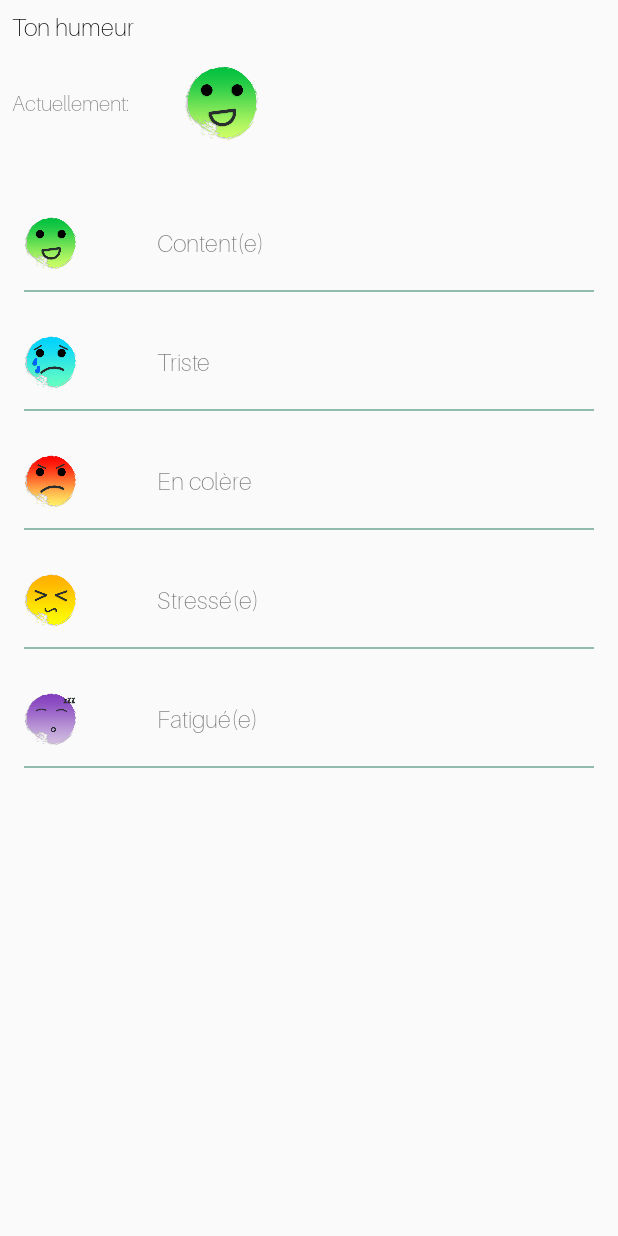
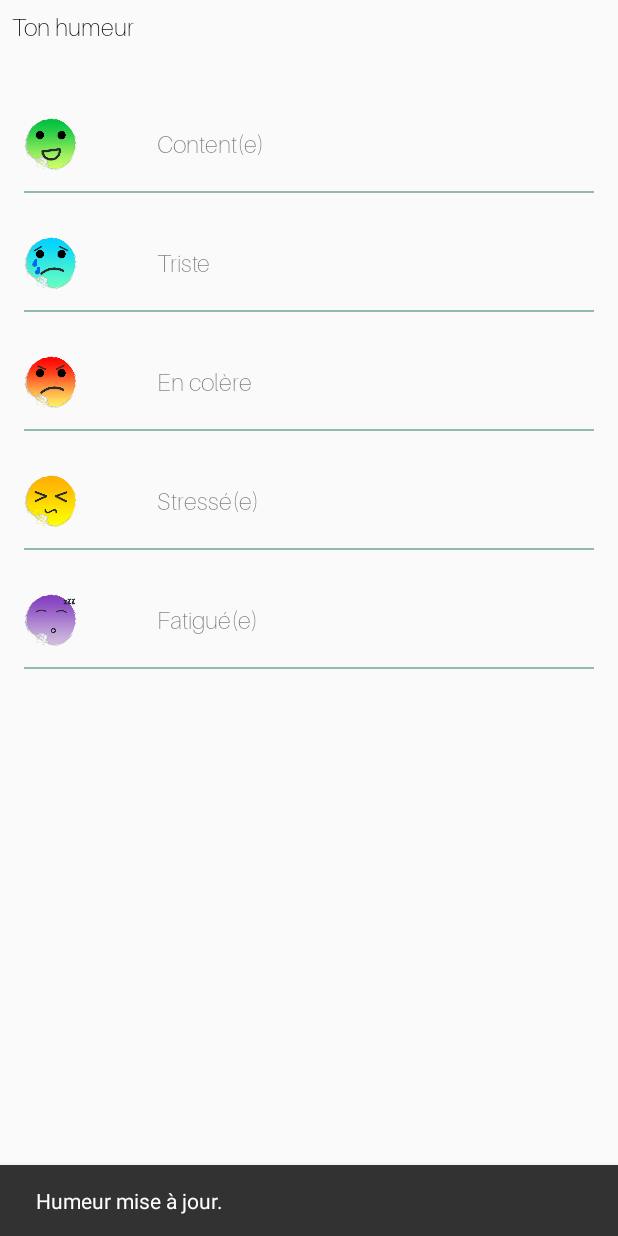
Before and after one commit to Silicca/huru_platine, an Android app: the fragment MoodFragment shown on its own in the app's theme, after a tap on "Triste", on a phone screen of 412 x 824 dp. Run offline under Robolectric (Android 15) with nearby library versions, the phone set to English and light mode, and no system bars; libraries missing offline, so code that uses them is left out: com.applandeo.materialcalendarview; 1 other tap on this screen came first.

Commit message:
[FEAT] Mise en place des statistiques

```diff
--- a/app/src/main/java/com/app/huru/activity/NoteDetailsActivity.java
+++ b/app/src/main/java/com/app/huru/activity/NoteDetailsActivity.java
@@ -12,6 +12,7 @@ import androidx.appcompat.app.AppCompatActivity;
 import com.app.huru.R;
 import com.app.huru.model.Note;
 import com.app.huru.service.NoteService;
+import com.google.android.material.snackbar.Snackbar;
 
 public class NoteDetailsActivity extends AppCompatActivity implements ActivityGUI {
 
--- a/app/src/main/java/com/app/huru/activity/fragment/MoodFragment.java
+++ b/app/src/main/java/com/app/huru/activity/fragment/MoodFragment.java
@@ -2,6 +2,7 @@ package com.app.huru.activity.fragment;
 
 import android.content.Context;
 import android.os.Bundle;
+import android.util.Log;
 import android.view.LayoutInflater;
 import android.view.View;
 import android.view.ViewGroup;
@@ -96,8 +97,4 @@ public class MoodFragment extends Fragment implements ActivityGUI {
         this.moods = this.moodService.getAllMoods();
         this.moodViewAdapter.updateDataSet(this.moods);
     }
-
-    private void updateMoodImage(){
-
-    }
 }
--- a/app/src/main/java/com/app/huru/activity/recyclerview/MoodViewHolder.java
+++ b/app/src/main/java/com/app/huru/activity/recyclerview/MoodViewHolder.java
@@ -13,6 +13,7 @@ import com.app.huru.model.Stats;
 import com.app.huru.service.StatsService;
 import com.app.huru.tools.DateFormatter;
 import com.app.huru.tools.DrawableMoodLoader;
+import com.google.android.material.snackbar.Snackbar;
 
 import java.util.Date;
 
@@ -47,6 +48,8 @@ public class MoodViewHolder extends RecyclerView.ViewHolder {
                 stats.setDate(DateFormatter.dateToString(new Date()));
 
                 statsService.saveStats(stats);
+
+                Snackbar.make(v, "Humeur mise à jour.", 1000).show();
             }
         });
     }
--- a/app/src/main/java/com/app/huru/dao/impl/StatsDaoImpl.java
+++ b/app/src/main/java/com/app/huru/dao/impl/StatsDaoImpl.java
@@ -53,7 +53,7 @@ public class StatsDaoImpl implements StatsDao {
     @Override
     public List<Stats> getByDate(String date) {
 
-        String sql = "SELECT  * FROM " + Database.TABLE_NAME_STATS+" WHERE date='"+date+"'";
+        String sql = "SELECT  * FROM " + Database.TABLE_NAME_STATS+" WHERE date LIKE '%"+date+"'";
 
         SQLiteDatabase db = this.db.getReadableDatabase();
         Cursor cursor = db.rawQuery(sql, null);
--- a/app/src/main/java/com/app/huru/tools/DateFormatter.java
+++ b/app/src/main/java/com/app/huru/tools/DateFormatter.java
@@ -3,6 +3,8 @@ package com.app.huru.tools;
 import com.applandeo.materialcalendarview.EventDay;
 
 import java.text.SimpleDateFormat;
+import java.time.LocalDateTime;
+import java.time.ZoneOffset;
 import java.util.Calendar;
 import java.util.Date;
 
--- a/app/src/main/res/layout/mood_fragment.xml
+++ b/app/src/main/res/layout/mood_fragment.xml
@@ -24,30 +24,6 @@
 
     </LinearLayout>
 
-    <LinearLayout
-        android:layout_width="match_parent"
-        android:layout_height="wrap_content"
-        android:orientation="horizontal"
-
-        android:padding="8dp">
-
-        <TextView
-            android:id="@+id/textView16"
-            android:layout_width="wrap_content"
-            android:layout_height="wrap_content"
-            android:text="Actuellement: "
-            android:fontFamily="@font/aileron_thin"
-            android:layout_gravity="center_vertical"
-            android:textSize="14dp" />
-
-        <ImageView
-            android:id="@+id/imageView7"
-            android:layout_width="50dp"
-            android:layout_height="50dp"
-            android:layout_marginLeft="50px"
-
-            app:srcCompat="@drawable/content" />
-    </LinearLayout>
 
     <LinearLayout
         android:layout_width="match_parent"
--- a/app/src/main/res/layout/stats_fragment.xml
+++ b/app/src/main/res/layout/stats_fragment.xml
@@ -49,7 +49,7 @@
             android:orientation="horizontal">
 
             <Button
-                android:id="@+id/weekButton"
+                android:id="@+id/dayButton"
                 android:layout_width="wrap_content"
                 android:layout_height="wrap_content"
                 android:layout_weight="1"
@@ -59,7 +59,7 @@
                 android:layout_marginLeft="20px"
                 android:layout_marginRight="20px"
                 android:layout_marginTop="50px"
-                android:text="7 jours" />
+                android:text="Aujourd'hui" />
 
             <Button
                 android:id="@+id/monthButton"
```
Also changed, not shown: app/src/main/java/com/app/huru/activity/fragment/HomeFragment.java (+27 -0 lines), app/src/main/java/com/app/huru/activity/fragment/StatsFragment.java (+50 -6 lines), app/src/main/res/layout/home_fragment.xml (+13 -1 lines).
